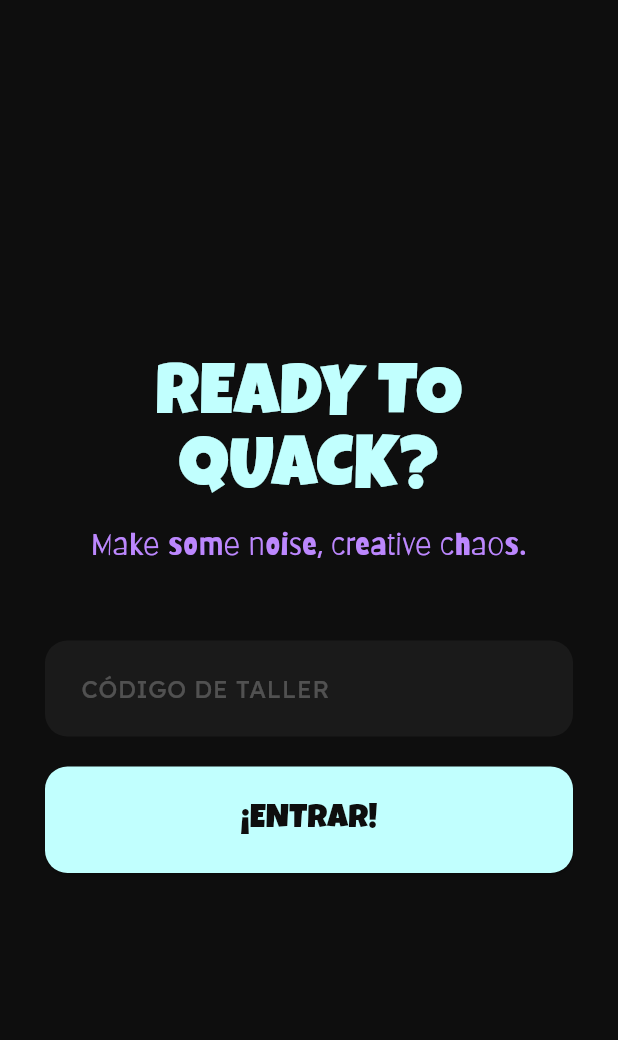
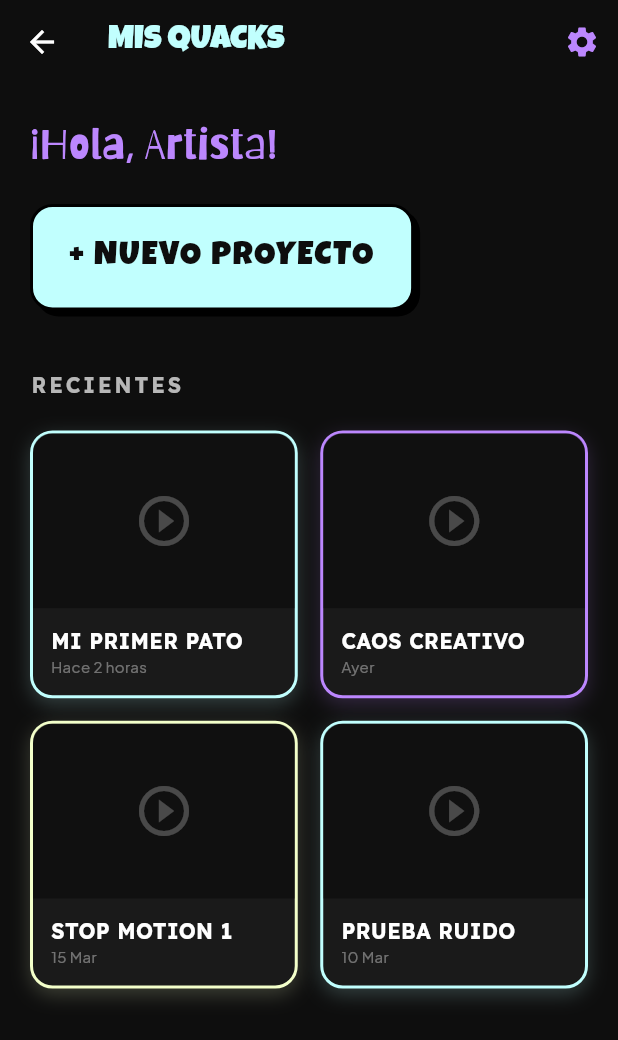
Before and after one commit to pauloski/black-cuack, a Flutter app: the screen it shows after launch, after a tap on "¡ENTRAR!", on a phone screen of 412 x 824 dp. Shown: the top 1040 px of the screen. Run offline on Flutter 3.47's test engine with Material 3 defaults, Android fonts, the phone set to English and light mode, and no system bars.

Commit message:
feat: flujo completo de UI con login, home y tarjetas de proyecto neón

```diff
--- /dev/null
+++ b/lib/src/core/theme/blackcuack_widgets.dart
@@ -0,0 +1,165 @@
+import 'package:flutter/material.dart';
+
+// BOTÓN PRINCIPAL CON SOMBRA POP
+class QuackButton extends StatelessWidget {
+  final String text;
+  final VoidCallback onPressed;
+  final Color color;
+
+  const QuackButton({
+    super.key,
+    required this.text,
+    required this.onPressed,
+    this.color = const Color(0xFFC1FFFE), // Cian Neón por defecto
+  });
+
+  @override
+  Widget build(BuildContext context) {
+    return MouseRegion(
+      cursor: SystemMouseCursors.click,
+      child: GestureDetector(
+        onTap: onPressed,
+        child: Container(
+          padding: const EdgeInsets.symmetric(vertical: 18, horizontal: 24),
+          decoration: BoxDecoration(
+            color: color,
+            borderRadius: BorderRadius.circular(15),
+            border: Border.all(color: Colors.black, width: 2),
+            boxShadow: const [
+              BoxShadow(
+                color: Colors.black,
+                offset: Offset(4, 4),
+                blurRadius: 0,
+              ),
+            ],
+          ),
+          child: Text(
+            text.toUpperCase(),
+            textAlign: TextAlign.center,
+            style: const TextStyle(
+              fontFamily: 'LuckiestGuy',
+              fontSize: 22,
+              color: Color(0xFF0E0E0E),
+              letterSpacing: 1.2,
+            ),
+          ),
+        ),
+      ),
+    );
+  }
+}
+
+// CAMPO DE TEXTO CON ESTILO BLACKCUACK
+class QuackTextField extends StatelessWidget {
+  final String hintText;
+  final TextEditingController? controller;
+
+  const QuackTextField({
+    super.key,
+    required this.hintText,
+    this.controller,
+  });
+
+  @override
+  Widget build(BuildContext context) {
+    return TextField(
+      controller: controller,
+      style: const TextStyle(fontFamily: 'Lexend', color: Colors.white),
+      decoration: InputDecoration(
+        hintText: hintText,
+        hintStyle: const TextStyle(fontFamily: 'Lexend', color: Colors.white24),
+        filled: true,
+        fillColor: const Color(0xFF1A1A1A),
+        contentPadding: const EdgeInsets.all(20),
+        border: OutlineInputBorder(
+          borderRadius: BorderRadius.circular(15),
+          borderSide: BorderSide.none,
+        ),
+        enabledBorder: OutlineInputBorder(
+          borderRadius: BorderRadius.circular(15),
+          borderSide: const BorderSide(color: Colors.white10, width: 1),
+        ),
+        focusedBorder: OutlineInputBorder(
+          borderRadius: BorderRadius.circular(15),
+          borderSide: const BorderSide(color: Color(0xFFBC87FE), width: 2),
+        ),
+      ),
+    );
+  }
+}
+
+
+
+class QuackCard extends StatelessWidget {
+  final String title;
+  final String date;
+  final Color borderColor;
+
+  const QuackCard({
+    super.key,
+    required this.title,
+    required this.date,
+    this.borderColor = const Color(0xFFBC87FE), // Púrpura por defecto
+  });
+
+  @override
+  Widget build(BuildContext context) {
+    return Container(
+      decoration: BoxDecoration(
+        color: const Color(0xFF1A1A1A),
+        borderRadius: BorderRadius.circular(15),
+        border: Border.all(color: borderColor, width: 2),
+        boxShadow: [
+          BoxShadow(
+            color: borderColor.withOpacity(0.2),
+            blurRadius: 10,
+            offset: const Offset(0, 4),
+          ),
+        ],
+      ),
+      child: Column(
+        crossAxisAlignment: CrossAxisAlignment.start,
+        children: [
+          // Espacio para la miniatura del video
+          Expanded(
+            child: Container(
+              decoration: BoxDecoration(
+                color: Colors.black38,
+                borderRadius: const BorderRadius.vertical(top: Radius.circular(12)),
+              ),
+              child: const Center(
+                child: Icon(Icons.play_circle_outline, color: Colors.white24, size: 40),
+              ),
+            ),
+          ),
+          // Info del proyecto
+          Padding(
+            padding: const EdgeInsets.all(12.0),
+            child: Column(
+              crossAxisAlignment: CrossAxisAlignment.start,
+              children: [
+                Text(
+                  title.toUpperCase(),
+                  style: const TextStyle(
+                    fontFamily: 'Lexend',
+                    fontWeight: FontWeight.bold,
+                    color: Colors.white,
+                    fontSize: 14,
+                  ),
+                ),
+                Text(
+                  date,
+                  style: const TextStyle(
+                    fontFamily: 'Jakarta',
+                    color: Colors.white38,
+                    fontSize: 10,
+                  ),
+                ),
+              ],
+            ),
+          ),
+        ],
+      ),
+    );
+  }
+}
--- a/lib/src/features/auth/presentation/login_page.dart
+++ b/lib/src/features/auth/presentation/login_page.dart
@@ -1,4 +1,6 @@
 import 'package:flutter/material.dart';
+import 'package:blackcuack_studio/src/core/theme/blackcuack_widgets.dart';
+import 'package:blackcuack_studio/src/features/gallery/presentation/home_page.dart';
 
 class LoginPage extends StatelessWidget {
   const LoginPage({super.key});
@@ -6,6 +8,8 @@ class LoginPage extends StatelessWidget {
   @override
   Widget build(BuildContext context) {
     return Scaffold(
+      // Usamos el fondo oscuro de tu marca
+      backgroundColor: const Color(0xFF0E0E0E),
       body: SafeArea(
         child: Padding(
           padding: const EdgeInsets.symmetric(horizontal: 30),
@@ -13,66 +17,49 @@ class LoginPage extends StatelessWidget {
             mainAxisAlignment: MainAxisAlignment.center,
             crossAxisAlignment: CrossAxisAlignment.stretch,
             children: [
-              // Título con LuckiestGuy
+              // 1. Título con tu fuente LuckiestGuy
               const Text(
                 'READY TO\nQUACK?',
                 textAlign: TextAlign.center,
                 style: TextStyle(
                   fontFamily: 'LuckiestGuy',
-                  fontSize: 48,
+                  fontSize: 56, // Un poco más grande para impacto
                   color: Color(0xFFC1FFFE),
-                  height: 1,
+                  height: 0.9,
                 ),
               ),
-              const SizedBox(height: 10),
-              // Subtítulo con Barriecito
+
+              const SizedBox(height: 15),
+
+              // 2. Subtítulo con Barriecito
               const Text(
                 'Make some noise, creative chaos.',
                 textAlign: TextAlign.center,
                 style: TextStyle(
                   fontFamily: 'Barriecito',
-                  fontSize: 20,
+                  fontSize: 22,
                   color: Color(0xFFBC87FE),
                 ),
               ),
-              const SizedBox(height: 50),
-              // Campo de texto para el código (Estilo Lexend)
-              TextField(
-                decoration: InputDecoration(
-                  hintText: 'CÓDIGO DE TALLER',
-                  hintStyle: const TextStyle(fontFamily: 'Lexend', color: Colors.white24),
-                  filled: true,
-                  fillColor: const Color(0xFF1A1A1A),
-                  border: OutlineInputBorder(
-                    borderRadius: BorderRadius.circular(15),
-                    borderSide: BorderSide.none,
-                  ),
-                  contentPadding: const EdgeInsets.all(20),
-                ),
-                style: const TextStyle(fontFamily: 'Lexend', color: Colors.white),
+
+              const SizedBox(height: 60),
+
+              // 3. Tu nuevo componente de texto (Limpio y reutilizable)
+              const QuackTextField(
+                hintText: 'CÓDIGO DE TALLER',
               ),
-              const SizedBox(height: 20),
-              // Botón Principal
-              ElevatedButton(
-                onPressed: () {
-                  // Lógica de entrada
-                },
-                style: ElevatedButton.styleFrom(
-                  backgroundColor: const Color(0xFFC1FFFE),
-                  padding: const EdgeInsets.symmetric(vertical: 20),
-                  shape: RoundedRectangleBorder(
-                    borderRadius: BorderRadius.circular(15),
-                  ),
-                ),
-                child: const Text(
-                  '¡ENTRAR!',
-                  style: TextStyle(
-                    fontFamily: 'LuckiestGuy',
-                    color: Color(0xFF0E0E0E),
-                    fontSize: 22,
-                  ),
-                ),
-              ),
+
+              const SizedBox(height: 25),
+
+              // 4. Tu nuevo botón con sombra "Pop" (Limpio y reutilizable)
+           QuackButton(
+  text: '¡ENTRAR!',
+  onPressed: () {
+    Navigator.of(context).push(
+      MaterialPageRoute(builder: (context) => const HomePage()),
+    );
+  },
+),
             ],
           ),
         ),
--- /dev/null
+++ b/lib/src/features/gallery/presentation/home_page.dart
@@ -0,0 +1,97 @@
+import 'package:flutter/material.dart';
+import 'package:blackcuack_studio/src/core/theme/blackcuack_widgets.dart';
+
+class HomePage extends StatelessWidget {
+  const HomePage({super.key});
+
+  @override
+  Widget build(BuildContext context) {
+    return Scaffold(
+      backgroundColor: const Color(0xFF0E0E0E),
+      appBar: AppBar(
+        backgroundColor: Colors.transparent,
+        elevation: 0,
+        title: const Text(
+          'MIS QUACKS',
+          style: TextStyle(fontFamily: 'LuckiestGuy', color: Color(0xFFC1FFFE)),
+        ),
+        actions: [
+          IconButton(
+            icon: const Icon(Icons.settings, color: Color(0xFFBC87FE)),
+            onPressed: () {},
+          ),
+        ],
+      ),
+      body: Padding(
+        padding: const EdgeInsets.all(20.0),
+        child: Column(
+          crossAxisAlignment: CrossAxisAlignment.start,
+          children: [
+            const Text(
+              '¡Hola, Artista!',
+              style: TextStyle(
+                fontFamily: 'Barriecito',
+                fontSize: 28,
+                color: Color(0xFFBC87FE),
+              ),
+            ),
+            const SizedBox(height: 20),
+
+            // Botón de Nuevo Proyecto usando tu componente
+            QuackButton(
+              text: '+ NUEVO PROYECTO',
+              onPressed: () {
+                print("Creando nuevo stop-motion...");
+              },
+            ),
+
+            const SizedBox(height: 40),
+
+            const Text(
+              'RECIENTES',
+              style: TextStyle(
+                fontFamily: 'Lexend',
+                fontWeight: FontWeight.bold,
+                color: Colors.white70,
+                letterSpacing: 2,
+              ),
+            ),
+
+            const SizedBox(height: 20),
+
+            // data dummy para mostrar los proyectos recientes en tarjetas
+       Expanded(
+  child: GridView.count(
+    crossAxisCount: 2, // 2 columnas
+    crossAxisSpacing: 15,
+    mainAxisSpacing: 15,
+    children: const [
+      QuackCard(
+        title: "Mi primer Pato",
+        date: "Hace 2 horas",
+        borderColor: Color(0xFFC1FFFE), // Cian
+      ),
+      QuackCard(
+        title: "Caos Creativo",
+        date: "Ayer",
+        borderColor: Color(0xFFBC87FE), // Púrpura
+      ),
+      QuackCard(
+        title: "Stop Motion 1",
+        date: "15 Mar",
+        borderColor: Color(0xFFF3FFCA), // Lima
+      ),
+      QuackCard(
+        title: "Prueba Ruido",
+        date: "10 Mar",
+        borderColor: Color(0xFFC1FFFE),
+      ),
+    ],
+  ),
+),
+          ],
+        ),
+      ),
+    );
+  }
+}
```
